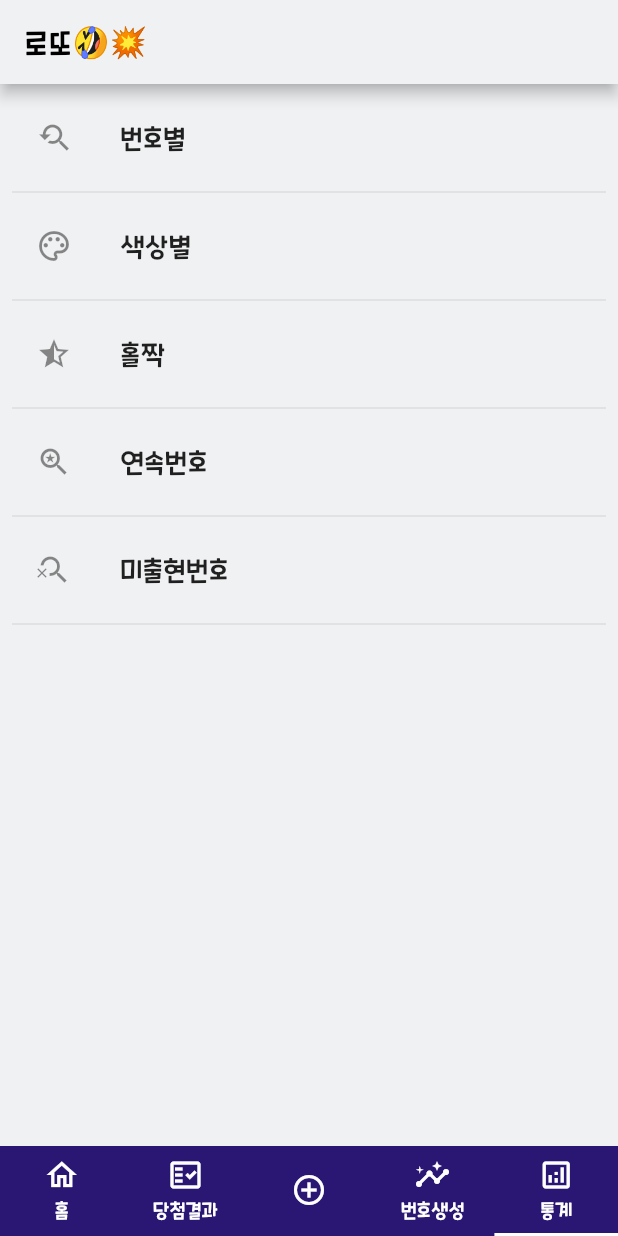
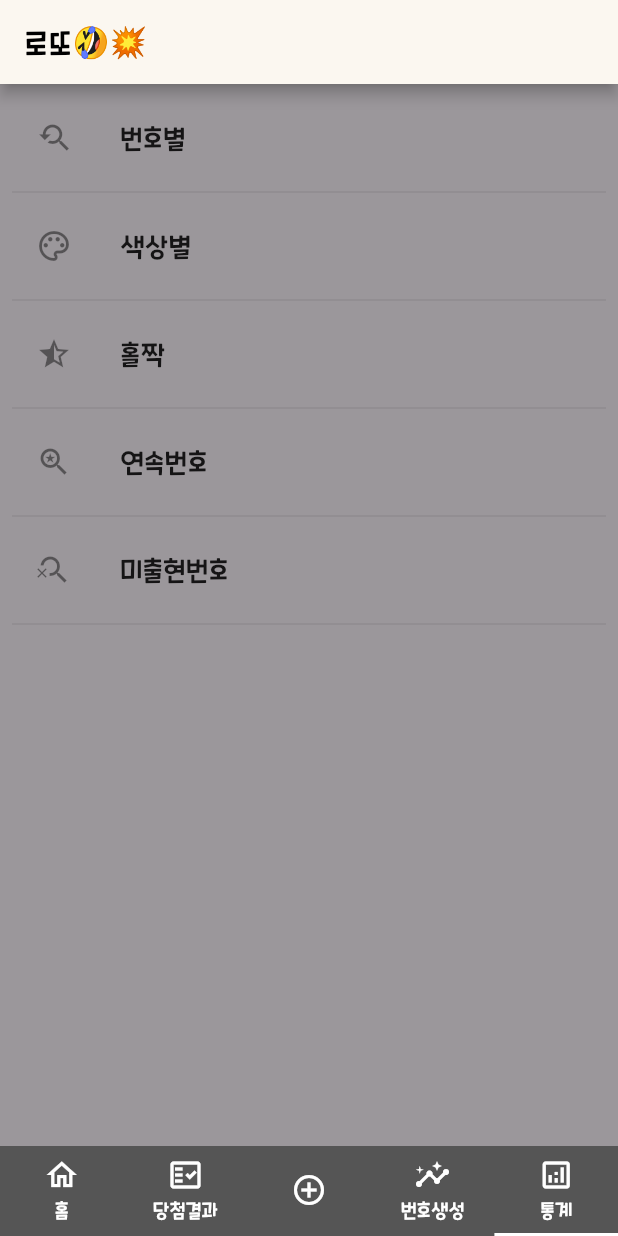
Before and after one commit to empering/lotto_mate_public, a Flutter app: the screen it shows after launch, item 5 of the bottom bar chosen, on a phone screen of 412 x 824 dp. Run offline on Flutter 3.47's test engine with Material 2 defaults, Android fonts, the light colour scheme and no system bars; our stand-ins replace cloud_firestore, firebase_core, firebase_messaging, flutter_local_notifications, get, sqflite; missing offline and left inert: qrscan; accounts and stored records are empty; network calls fail.

Commit message:
app colors 변경
페이지별 점검 필요

```diff
--- a/lib/commons/app_colors.dart
+++ b/lib/commons/app_colors.dart
@@ -1,19 +1,17 @@
 import 'package:flutter/material.dart';
 
 class AppColors {
-  static const background = Color.fromRGBO(240, 241, 242, 1);
+  static const background = Color.fromRGBO(155, 151, 155, 1);
 
-  static const primary = Color.fromRGBO(42, 23, 115, 1);
+  static const backgroundLight = Color.fromRGBO(251, 247, 240, 1);
 
-  static const primaryDark = Color.fromRGBO(32, 31, 64, 1);
+  static const backgroundAccent = Color.fromRGBO(217, 228, 221, 1);
 
-  static const primaryLight = Color.fromRGBO(82, 89, 217, 1);
+  static const primary = Color.fromRGBO(85, 85, 85, 1);
 
-  // static const accent = Color.fromRGBO(4, 191, 173, 1);
-  static const accent = Colors.deepOrange;
+  static const primaryLight = Color.fromRGBO(251, 247, 240, 1);
 
-  // static const accentLight = Color.fromRGBO(4, 217, 178, 1);
-  static const accentLight = Colors.deepOrangeAccent;
+  static const accent = Color.fromRGBO(217, 228, 221, 1);
 
   static const up = Colors.redAccent;
 
--- a/lib/main.dart
+++ b/lib/main.dart
@@ -81,7 +81,7 @@ class MyApp extends StatelessWidget {
         accentColor: AppColors.accent,
         fontFamily: 'CookieRun',
         appBarTheme: AppBarTheme(
-          backgroundColor: AppColors.background,
+          backgroundColor: AppColors.backgroundLight,
         ),
       ),
       localizationsDelegates: GlobalMaterialLocalizations.delegates,
--- a/lib/pages/buy/history_view.dart
+++ b/lib/pages/buy/history_view.dart
@@ -82,7 +82,7 @@ class HistoryView extends StatelessWidget {
             '${buy.drawId}회',
             style: TextStyle(
               fontSize: 26,
-              color: AppColors.accentLight,
+              color: AppColors.primaryLight,
               fontWeight: FontWeight.bold,
             ),
           ),
@@ -123,7 +123,7 @@ class HistoryView extends StatelessWidget {
             '${buy.drawId}회',
             style: TextStyle(
               fontSize: 26,
-              color: AppColors.accentLight,
+              color: AppColors.primaryLight,
               fontWeight: FontWeight.bold,
             ),
           ),
--- a/lib/pages/buy/widget/form_button.dart
+++ b/lib/pages/buy/widget/form_button.dart
@@ -18,7 +18,7 @@ class FormButton extends StatelessWidget {
         AppTextButton(
           labelText: '추가',
           labelIcon: Icons.add,
-          buttonColor: AppColors.primaryLight,
+          buttonColor: AppColors.primary,
           onPressed: () {
             buyState.setPickedDefault();
             buyState.addNewPick();
@@ -39,7 +39,7 @@ class FormButton extends StatelessWidget {
         AppTextButton(
           labelText: 'QR',
           labelIcon: Icons.qr_code_scanner,
-          buttonColor: AppColors.accent,
+          buttonColor: AppColors.primary,
           onPressed: () async {
             if (!await _getQrData(context, buyState)) {
               Get.defaultDialog(
@@ -52,7 +52,7 @@ class FormButton extends StatelessWidget {
         AppTextButton(
           labelText: '삭제',
           labelIcon: Icons.remove,
-          buttonColor: AppColors.primaryLight,
+          buttonColor: AppColors.primary,
           onPressed: () {
             Get.defaultDialog(
               title: "ㅇㅇ?",
--- a/lib/pages/home/draw_info.dart
+++ b/lib/pages/home/draw_info.dart
@@ -27,7 +27,7 @@ class DrawInfo extends StatelessWidget {
               '${draw.id}회',
               style: TextStyle(
                 fontWeight: FontWeight.bold,
-                color: AppColors.accentLight,
+                color: AppColors.primary,
                 fontSize: 40,
                 wordSpacing: 1,
               ),
@@ -36,6 +36,7 @@ class DrawInfo extends StatelessWidget {
               ' 당첨결과 🎉',
               style: TextStyle(
                 fontWeight: FontWeight.bold,
+                color: AppColors.primary,
                 fontSize: 40,
                 wordSpacing: 1,
               ),
@@ -47,7 +48,7 @@ class DrawInfo extends StatelessWidget {
           '${draw.getDrawDateString()} 추첨',
           style: TextStyle(
             fontWeight: FontWeight.bold,
-            color: Colors.grey,
+            color: AppColors.primaryLight,
             fontSize: 24,
           ),
         ),
--- a/lib/pages/home/draw_view.dart
+++ b/lib/pages/home/draw_view.dart
@@ -134,7 +134,7 @@ class DrawView extends StatelessWidget {
       _tableCell(
         '${NumberFormat.decimalPattern().format(totalAmount)}원',
         style: TextStyle(
-          color: AppColors.accentLight,
+          color: AppColors.primaryLight,
           fontWeight: FontWeight.bold,
         ),
       ),
```
Also changed, not shown: lib/pages/home/home.dart (+10 -10 lines).
